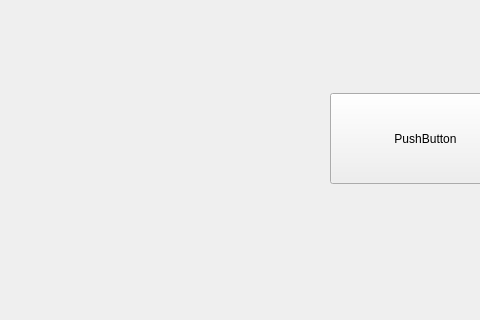
This is 25facedetected/mainwindow.ui in HaiHongDING/Qt_Opencv_facedetected as Qt 5 draws it before an edit; both pictures show x 0 to 480 and y 0 to 320 of the 800 by 600 pixel window. The edited form follows.
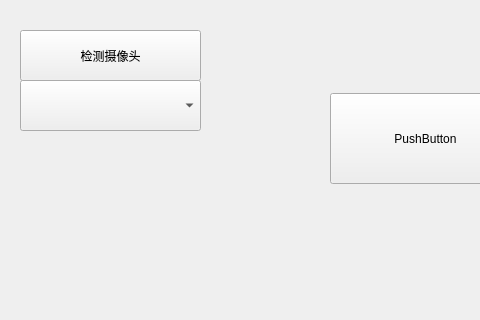
This is the edited form.

Commit message: 增加检测摄像头功能

Diff of the .ui file:
```diff
--- a/25facedetected/mainwindow.ui
+++ b/25facedetected/mainwindow.ui
@@ -30,6 +30,29 @@
      <string>PushButton</string>
     </property>
    </widget>
+   <widget class="QPushButton" name="pushButton_2">
+    <property name="geometry">
+     <rect>
+      <x>20</x>
+      <y>30</y>
+      <width>181</width>
+      <height>51</height>
+     </rect>
+    </property>
+    <property name="text">
+     <string>检测摄像头</string>
+    </property>
+   </widget>
+   <widget class="QComboBox" name="comboBox">
+    <property name="geometry">
+     <rect>
+      <x>20</x>
+      <y>80</y>
+      <width>181</width>
+      <height>51</height>
+     </rect>
+    </property>
+   </widget>
   </widget>
   <widget class="QMenuBar" name="menubar">
    <property name="geometry">
```
Left out of the diff: 2 changed lines with no effect on the pictures. The commit also changes 23 other files.
